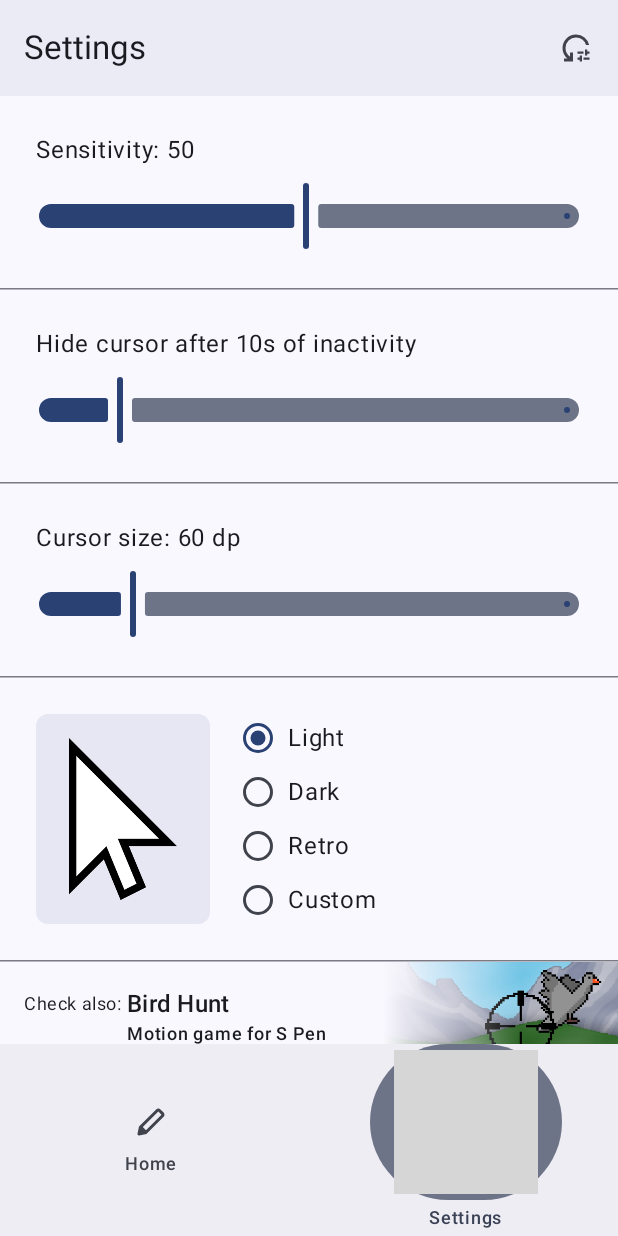
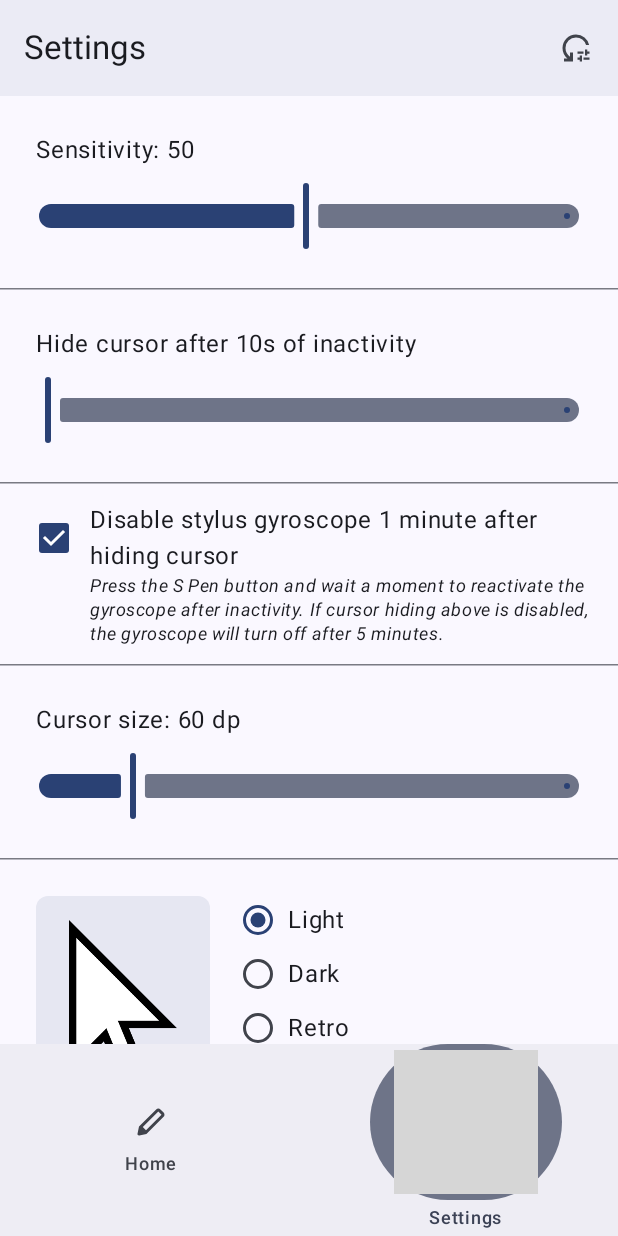
Before and after one commit to jojczak/PenMouseS, an Android app built with Jetpack Compose: the SettingsScreen screen opened through its navigation route, on a phone screen of 412 x 824 dp. Run offline under Robolectric (Android 15) with nearby library versions, the phone set to English and light mode, and no system bars; our stand-ins replace Dagger/Hilt's generated code; grey boxes are pictures that could not be loaded.

Commit message:
An option to disable the stylus gyroscope after a long period of inactivity has been added to save battery.

```diff
--- a/app/src/main/java/pl/jojczak/penmouses/service/AppToServiceEvent.kt
+++ b/app/src/main/java/pl/jojczak/penmouses/service/AppToServiceEvent.kt
@@ -15,6 +15,7 @@ object AppToServiceEvent {
         data object UpdateCursorSize : Event()
         data object UpdateCursorType : Event()
         data object UpdateHideDelay : Event()
+        data object UpdateSPenSleepEnabled : Event()
     }
 
     enum class ServiceStatus {
--- a/app/src/main/java/pl/jojczak/penmouses/ui/settings/SettingsScreen.kt
+++ b/app/src/main/java/pl/jojczak/penmouses/ui/settings/SettingsScreen.kt
@@ -9,12 +9,14 @@ import androidx.activity.compose.rememberLauncherForActivityResult
 import androidx.activity.result.contract.ActivityResultContracts
 import androidx.annotation.StringRes
 import androidx.compose.animation.AnimatedVisibility
+import androidx.compose.animation.Crossfade
 import androidx.compose.animation.core.FastOutSlowInEasing
 import androidx.compose.animation.core.animateDpAsState
 import androidx.compose.animation.core.tween
 import androidx.compose.animation.expandVertically
 import androidx.compose.animation.shrinkVertically
 import androidx.compose.foundation.Image
+import androidx.compose.foundation.clickable
 import androidx.compose.foundation.layout.Arrangement
 import androidx.compose.foundation.layout.Box
 import androidx.compose.foundation.layout.Column
@@ -32,6 +34,7 @@ import androidx.compose.foundation.selection.selectableGroup
 import androidx.compose.foundation.shape.CircleShape
 import androidx.compose.foundation.shape.RoundedCornerShape
 import androidx.compose.foundation.verticalScroll
+import androidx.compose.material3.Checkbox
 import androidx.compose.material3.ExperimentalMaterial3Api
 import androidx.compose.material3.FilledTonalButton
 import androidx.compose.material3.HorizontalDivider
@@ -68,6 +71,7 @@ import androidx.compose.ui.platform.LocalInspectionMode
 import androidx.compose.ui.res.painterResource
 import androidx.compose.ui.res.stringResource
 import androidx.compose.ui.semantics.Role
+import androidx.compose.ui.text.font.FontStyle
 import androidx.compose.ui.text.style.TextDecoration
 import androidx.compose.ui.tooling.preview.Preview
 import androidx.compose.ui.unit.dp
@@ -77,6 +81,7 @@ import pl.jojczak.penmouses.ui.theme.PenMouseSThemePreview
 import pl.jojczak.penmouses.ui.theme.elevation_1
 import pl.jojczak.penmouses.ui.theme.elevation_2
 import pl.jojczak.penmouses.ui.theme.pad_l
+import pl.jojczak.penmouses.ui.theme.pad_m
 import pl.jojczak.penmouses.ui.theme.pad_s
 import pl.jojczak.penmouses.ui.theme.pad_xl
 import pl.jojczak.penmouses.ui.theme.pad_xs
@@ -98,6 +103,7 @@ fun SettingsScreen(
         state = state,
         onValueChange = viewModel::updatePreference,
         onValueChangeFinished = viewModel::savePreference,
+        onSPenSleepEnabledChange = viewModel::onSPenSleepEnabledChange,
         onCursorTypeChange = viewModel::onCursorTypeChange,
         onCustomCursorFileSelected = viewModel::loadCustomCursorImage
     )
@@ -109,6 +115,7 @@ fun SettingsScreenContent(
     state: SettingsScreenState,
     onValueChange: (PrefKey<Float>, Float) -> Unit = { _, _ -> },
     onValueChangeFinished: (PrefKey<Float>, Float) -> Unit = { _, _ -> },
+    onSPenSleepEnabledChange: (Boolean) -> Unit = {},
     onCursorTypeChange: (CursorType) -> Unit = {},
     onCustomCursorFileSelected: (Uri) -> Unit = {}
 ) {
@@ -148,6 +155,11 @@ fun SettingsScreenContent(
             prefKey = PrefKeys.CURSOR_HIDE_DELAY,
             onValueChange = onValueChange,
             onValueChangeFinished = onValueChangeFinished
+        )
+        HorizontalDivider()
+        SPenSleepCheckBox(
+            sPenSleepEnabled = state.sPenSleepEnabled,
+            onSPenSleepEnabledChange = onSPenSleepEnabledChange
         )
         HorizontalDivider()
         SettingsSlider(
@@ -198,13 +210,52 @@ private fun SettingsSlider(
         Slider(
             value = sliderValue,
             onValueChange = {
-                val roundedValue = round(it)
+                val roundedValue = (round(it  / prefKey.step)) * prefKey.step
                 sliderValue = roundedValue
                 onValueChange(prefKey, roundedValue)
             },
             valueRange = prefKey.range,
             onValueChangeFinished = { onValueChangeFinished(prefKey, sliderValue) },
         )
+    }
+}
+
+@Composable
+private fun SPenSleepCheckBox(
+    sPenSleepEnabled: Boolean,
+    onSPenSleepEnabledChange: (Boolean) -> Unit
+) {
+    Row(
+        modifier = Modifier.padding(pad_m)
+            .clip(RoundedCornerShape(radius_m))
+            .clickable {
+                onSPenSleepEnabledChange(!sPenSleepEnabled)
+            }
+    ) {
+        Checkbox(
+            checked = sPenSleepEnabled,
+            onCheckedChange = onSPenSleepEnabledChange
+        )
+        Column {
+            Text(
+                text = stringResource(R.string.settings_s_pen_sleep_info)
+            )
+            Crossfade(sPenSleepEnabled) {
+                if (it) {
+                    Text(
+                        text = stringResource(R.string.settings_s_pen_sleep_enabled_info),
+                        fontStyle = FontStyle.Italic,
+                        style = MaterialTheme.typography.bodySmall,
+                    )
+                } else {
+                    Text(
+                        text = stringResource(R.string.settings_s_pen_sleep_disabled_warning),
+                        fontStyle = FontStyle.Italic,
+                        style = MaterialTheme.typography.bodySmall,
+                    )
+                }
+            }
+        }
     }
 }
 
@@ -385,7 +436,7 @@ private fun BirdHuntBanner() {
             .openUrl(context, R.string.settings_bird_hunt_url)
     ) {
         Row(
-            modifier = Modifier.padding(pad_l)
+            modifier = Modifier.padding(start = pad_xl, top = pad_m, bottom = pad_m)
         ) {
             Text(
                 text = stringResource(R.string.settings_bird_hunt_check),
--- a/app/src/main/java/pl/jojczak/penmouses/ui/settings/SettingsScreenState.kt
+++ b/app/src/main/java/pl/jojczak/penmouses/ui/settings/SettingsScreenState.kt
@@ -5,6 +5,7 @@ import pl.jojczak.penmouses.utils.CursorType
 data class SettingsScreenState(
     val sPenSensitivity: Float = 0.0f,
     val cursorHideDelay: Float = 0f,
+    val sPenSleepEnabled: Boolean = false,
     val cursorSize: Float = 0f,
     val cursorType: CursorType = CursorType.LIGHT
 )
--- a/app/src/main/java/pl/jojczak/penmouses/utils/PreferencesManager.kt
+++ b/app/src/main/java/pl/jojczak/penmouses/utils/PreferencesManager.kt
@@ -72,15 +72,17 @@ class PreferencesManager(
 
 object PrefKeys {
     val SPEN_FEATURES_DISABLED = PrefKey("spen_features_disabled", false)
-    val SPEN_SENSITIVITY = PrefKey("spen_sensitivity", 50f, 1f..100f)
-    val CURSOR_SIZE = PrefKey("cursor_size", 60f, 20f..250f)
+    val SPEN_SENSITIVITY = PrefKey("spen_sensitivity", 50f, 1f, 1f..100f)
+    val CURSOR_SIZE = PrefKey("cursor_size", 60f, 1f, 20f..250f)
     val CURSOR_TYPE = PrefKey("cursor_type", CursorType.LIGHT)
-    val CURSOR_HIDE_DELAY = PrefKey("time_to_hide_cursor", 10f, 1f..61f)
+    val CURSOR_HIDE_DELAY = PrefKey("time_to_hide_cursor", 10f, 5f, 5f..305f)
+    val SPEN_SLEEP_ENABLED = PrefKey("spen_sleep_enabled", true)
 }
 
 data class PrefKey<T>(
     val name: String,
     val default: T,
+    val step: Float = 1f,
     val range: ClosedFloatingPointRange<Float> = 0f..1f
 )
 
--- a/app/src/main/res/values/strings.xml
+++ b/app/src/main/res/values/strings.xml
@@ -41,6 +41,10 @@
     <string name="settings_cursor_hide_delay">Hide cursor after %ss of inactivity</string>
     <string name="settings_cursor_hide_delay_indefinite">Keep cursor visible</string>
 
+    <string name="settings_s_pen_sleep_info">Disable stylus gyroscope 1 minute after hiding cursor</string>
+    <string name="settings_s_pen_sleep_enabled_info">Press the S Pen button and wait a moment to reactivate the gyroscope after inactivity. If cursor hiding above is disabled, the gyroscope will turn off after 5 minutes.</string>
+    <string name="settings_s_pen_sleep_disabled_warning">Warning: Continuous use of the S Pen\'s gyroscope may quickly drain the stylus battery.</string>
+
     <string name="settings_bird_hunt_check">Check also:\u00A0</string>
     <string name="settings_bird_hunt">Bird Hunt</string>
     <string name="settings_bird_hunt_desc">Motion game for S Pen</string>
```
Also changed, not shown: app/src/main/java/pl/jojczak/penmouses/service/MouseService.kt (+38 -4 lines), app/src/main/java/pl/jojczak/penmouses/ui/settings/SettingsViewModel.kt (+7 -0 lines), app/src/main/java/pl/jojczak/penmouses/utils/SPenManager.kt (+20 -1 lines).
